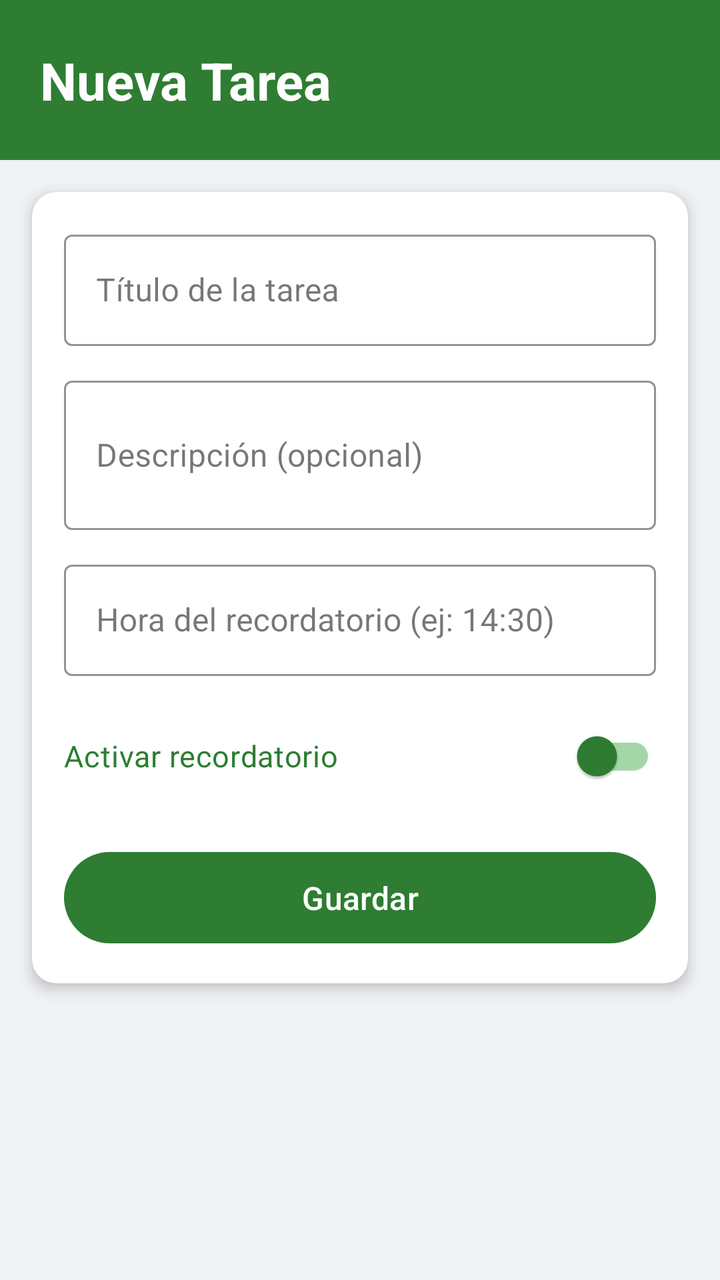
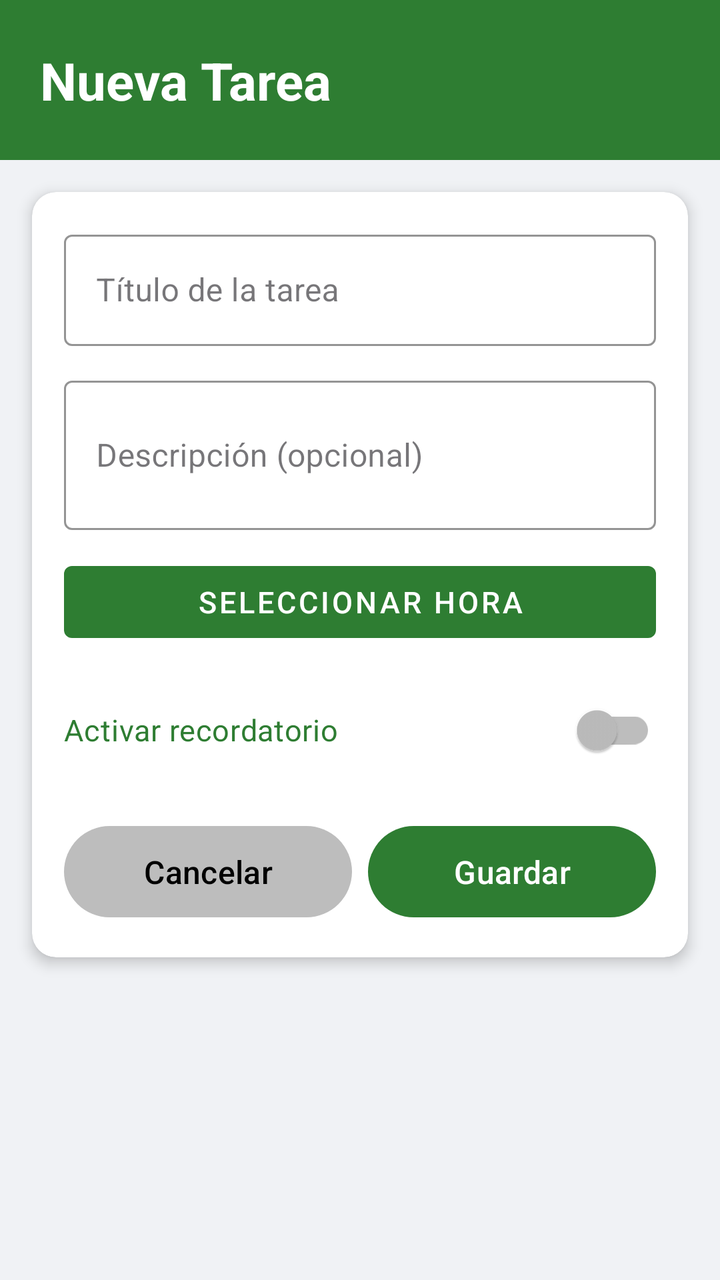

Two renders of the same Android screen: before a commit and after it. Below are the layout's source before the change and the commit's diff.
<!-- AndroidManifest.xml: application theme Theme.HelloAndroidGonzalezJhon -->
<!-- res/layout/fragment_task_detail.xml -->
<?xml version="1.0" encoding="utf-8"?>
<androidx.constraintlayout.widget.ConstraintLayout
    xmlns:android="http://schemas.android.com/apk/res/android"
    xmlns:app="http://schemas.android.com/apk/res-auto"
    android:layout_width="match_parent"
    android:layout_height="match_parent"
    android:background="#F0F2F5">

    <View
        android:id="@+id/headerBackground"
        android:layout_width="0dp"
        android:layout_height="80dp"
        android:background="#2E7D32"
        app:layout_constraintTop_toTopOf="parent"
        app:layout_constraintStart_toStartOf="parent"
        app:layout_constraintEnd_toEndOf="parent" />

    <TextView
        android:id="@+id/tvDetailTitle"
        android:layout_width="0dp"
        android:layout_height="wrap_content"
        android:text="Nueva Tarea"
        android:textSize="26sp"
        android:textStyle="bold"
        android:textColor="#FFFFFF"
        android:paddingStart="20dp"
        android:paddingEnd="20dp"
        app:layout_constraintTop_toTopOf="@id/headerBackground"
        app:layout_constraintBottom_toBottomOf="@id/headerBackground"
        app:layout_constraintStart_toStartOf="parent"
        app:layout_constraintEnd_toEndOf="parent" />

    <androidx.cardview.widget.CardView
        android:id="@+id/cardForm"
        android:layout_width="0dp"
        android:layout_height="wrap_content"
        android:layout_margin="16dp"
        app:cardCornerRadius="12dp"
        app:cardElevation="4dp"
        app:cardBackgroundColor="#FFFFFF"
        app:layout_constraintTop_toBottomOf="@id/headerBackground"
        app:layout_constraintStart_toStartOf="parent"
        app:layout_constraintEnd_toEndOf="parent">

        <LinearLayout
            android:layout_width="match_parent"
            android:layout_height="wrap_content"
            android:orientation="vertical"
            android:padding="16dp">

            <com.google.android.material.textfield.TextInputLayout
                android:id="@+id/tilTaskTitle"
                android:layout_width="match_parent"
                android:layout_height="wrap_content"
                android:hint="Título de la tarea"
                style="@style/Widget.MaterialComponents.TextInputLayout.OutlinedBox"
                app:boxStrokeColor="#2E7D32">

                <com.google.android.material.textfield.TextInputEditText
                    android:id="@+id/etTaskTitle"
                    android:layout_width="match_parent"
                    android:layout_height="wrap_content"
                    android:inputType="textCapSentences"
                    android:maxLines="1" />
            </com.google.android.material.textfield.TextInputLayout>

            <com.google.android.material.textfield.TextInputLayout
                android:id="@+id/tilTaskDescription"
                android:layout_width="match_parent"
                android:layout_height="wrap_content"
                android:hint="Descripción (opcional)"
                android:layout_marginTop="12dp"
                style="@style/Widget.MaterialComponents.TextInputLayout.OutlinedBox"
                app:boxStrokeColor="#2E7D32">

                <com.google.android.material.textfield.TextInputEditText
                    android:id="@+id/etTaskDescription"
                    android:layout_width="match_parent"
                    android:layout_height="wrap_content"
                    android:inputType="textMultiLine|textCapSentences"
                    android:minLines="2"
                    android:maxLines="4" />
            </com.google.android.material.textfield.TextInputLayout>

            <com.google.android.material.textfield.TextInputLayout
                android:id="@+id/tilTaskTime"
                android:layout_width="match_parent"
                android:layout_height="wrap_content"
                android:hint="Hora del recordatorio (ej: 14:30)"
                android:layout_marginTop="12dp"
                style="@style/Widget.MaterialComponents.TextInputLayout.OutlinedBox"
                app:boxStrokeColor="#2E7D32">

                <com.google.android.material.textfield.TextInputEditText
                    android:id="@+id/etTaskTime"
                    android:layout_width="match_parent"
                    android:layout_height="wrap_content"
                    android:inputType="time"
                    android:maxLines="1" />
            </com.google.android.material.textfield.TextInputLayout>

            <com.google.android.material.switchmaterial.SwitchMaterial
                android:id="@+id/switchReminder"
                android:layout_width="match_parent"
                android:layout_height="wrap_content"
                android:layout_marginTop="16dp"
                android:text="Activar recordatorio"
                android:textSize="15sp"
                android:textColor="#2E7D32"
                app:thumbTint="#2E7D32"
                app:trackTint="#A5D6A7" />

            <com.google.android.material.button.MaterialButton
                android:id="@+id/btnSaveTask"
                android:layout_width="match_parent"
                android:layout_height="wrap_content"
                android:layout_marginTop="20dp"
                android:text="Guardar"
                android:textSize="16sp"
                android:padding="12dp"
                app:backgroundTint="#2E7D32"
                android:textColor="#FFFFFF" />

        </LinearLayout>
    </androidx.cardview.widget.CardView>

</androidx.constraintlayout.widget.ConstraintLayout>
<!-- resources referenced by this layout -->
<resources>
  <style name="Theme.HelloAndroidGonzalezJhon" parent="Base.Theme.HelloAndroidGonzalezJhon" />
  <style name="Base.Theme.HelloAndroidGonzalezJhon" parent="Theme.Material3.DayNight.NoActionBar">
          
          
      </style>
</resources>

<!-- the commit's change to res/layout/fragment_task_detail.xml (unified diff, before → after) -->
@@ -82,22 +82,16 @@
                     android:maxLines="4" />
             </com.google.android.material.textfield.TextInputLayout>
 
-            <com.google.android.material.textfield.TextInputLayout
-                android:id="@+id/tilTaskTime"
+            <com.google.android.material.button.MaterialButton
+                android:id="@+id/btnSelectTime"
                 android:layout_width="match_parent"
                 android:layout_height="wrap_content"
-                android:hint="Hora del recordatorio (ej: 14:30)"
                 android:layout_marginTop="12dp"
-                style="@style/Widget.MaterialComponents.TextInputLayout.OutlinedBox"
-                app:boxStrokeColor="#2E7D32">
-
-                <com.google.android.material.textfield.TextInputEditText
-                    android:id="@+id/etTaskTime"
-                    android:layout_width="match_parent"
-                    android:layout_height="wrap_content"
-                    android:inputType="time"
-                    android:maxLines="1" />
-            </com.google.android.material.textfield.TextInputLayout>
+                android:text="Seleccionar hora"
+                android:textSize="15sp"
+                app:backgroundTint="#2E7D32"
+                android:textColor="#FFFFFF"
+                style="@style/Widget.MaterialComponents.Button.TextButton" />
 
             <com.google.android.material.switchmaterial.SwitchMaterial
                 android:id="@+id/switchReminder"
@@ -107,19 +101,40 @@
                 android:text="Activar recordatorio"
                 android:textSize="15sp"
                 android:textColor="#2E7D32"
-                app:thumbTint="#2E7D32"
-                app:trackTint="#A5D6A7" />
+                app:thumbTint="@color/switch_thumb_color"
+                app:trackTint="@color/switch_thumb_color" />
 
-            <com.google.android.material.button.MaterialButton
-                android:id="@+id/btnSaveTask"
+            <LinearLayout
                 android:layout_width="match_parent"
                 android:layout_height="wrap_content"
                 android:layout_marginTop="20dp"
-                android:text="Guardar"
-                android:textSize="16sp"
-                android:padding="12dp"
-                app:backgroundTint="#2E7D32"
-                android:textColor="#FFFFFF" />
+                android:orientation="horizontal"
+                android:weightSum="2">
+
+                <com.google.android.material.button.MaterialButton
+                    android:id="@+id/btnCancel"
+                    android:layout_width="0dp"
+                    android:layout_height="wrap_content"
+                    android:layout_weight="1"
+                    android:layout_marginEnd="8dp"
+                    android:text="Cancelar"
+                    android:textSize="16sp"
+                    android:padding="12dp"
+                    app:backgroundTint="#BDBDBD"
+                    android:textColor="#000000" />
+
+                <com.google.android.material.button.MaterialButton
+                    android:id="@+id/btnSaveTask"
+                    android:layout_width="0dp"
+                    android:layout_height="wrap_content"
+                    android:layout_weight="1"
+                    android:text="Guardar"
+                    android:textSize="16sp"
+                    android:padding="12dp"
+                    app:backgroundTint="#2E7D32"
+                    android:textColor="#FFFFFF" />
+
+            </LinearLayout>
 
         </LinearLayout>
     </androidx.cardview.widget.CardView>
